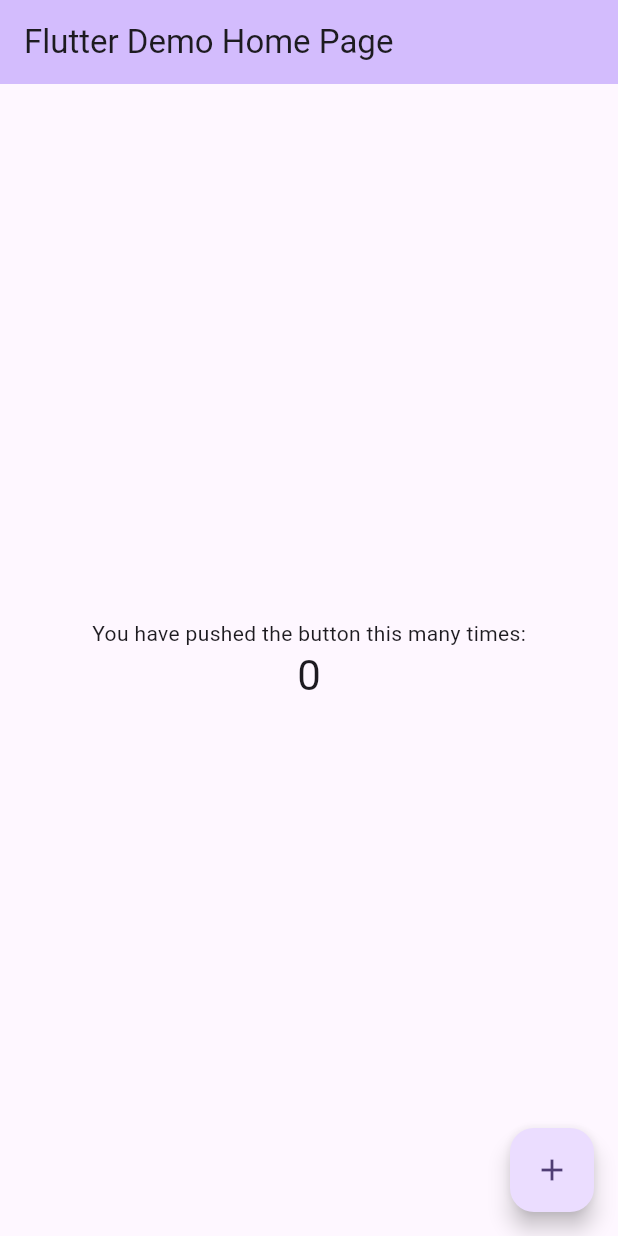
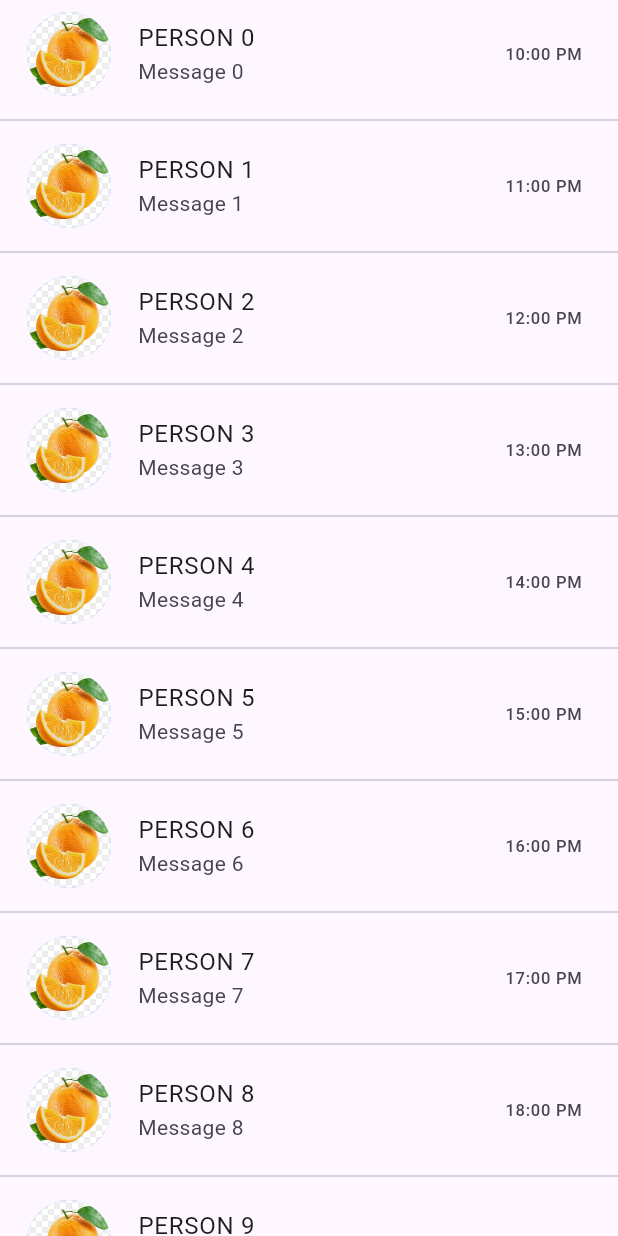
Before and after one commit to Mariyajose-123/flutterTraningProject-268, a Flutter app: the screen it shows after launch, on a phone screen of 412 x 824 dp. Run offline on Flutter 3.47's test engine with Material 3 defaults, Android fonts, the phone set to English and light mode, and no system bars.

Commit message:
Navigation and list

```diff
--- a/lib/main.dart
+++ b/lib/main.dart
@@ -1,125 +1,30 @@
 import 'package:flutter/material.dart';
+import 'package:initial_flutter_project/listView.dart';
+import 'package:initial_flutter_project/screen_1.dart';
+import 'package:initial_flutter_project/screen_2.dart';
 
 void main() {
-  runApp(const MyApp());
+  runApp(MyApp());
 }
 
 class MyApp extends StatelessWidget {
   const MyApp({super.key});
 
-  // This widget is the root of your application.
   @override
   Widget build(BuildContext context) {
     return MaterialApp(
-      title: 'Flutter Demo',
       theme: ThemeData(
-        // This is the theme of your application.
-        //
-        // TRY THIS: Try running your application with "flutter run". You'll see
-        // the application has a purple toolbar. Then, without quitting the app,
-        // try changing the seedColor in the colorScheme below to Colors.green
-        // and then invoke "hot reload" (save your changes or press the "hot
-        // reload" button in a Flutter-supported IDE, or press "r" if you used
-        // the command line to start the app).
-        //
-        // Notice that the counter didn't reset back to zero; the application
-        // state is not lost during the reload. To reset the state, use hot
-        // restart instead.
-        //
-        // This works for code too, not just values: Most code changes can be
-        // tested with just a hot reload.
-        colorScheme: ColorScheme.fromSeed(seedColor: Colors.deepPurple),
-        useMaterial3: true,
+        primarySwatch: Colors.amber,
       ),
-      home: const MyHomePage(title: 'Flutter Demo Home Page'),
+      home: ScreenOne(),
+      // routes: {
+      //   'screen_1':(context) {
+      //     return ScreenOne();
+      //   },
+      //   'screen_2':(context) {
+      //     return ScreenTwo();
+      //   }
+      // },
     );
   }
 }
-
-class MyHomePage extends StatefulWidget {
-  const MyHomePage({super.key, required this.title});
-
-  // This widget is the home page of your application. It is stateful, meaning
-  // that it has a State object (defined below) that contains fields that affect
-  // how it looks.
-
-  // This class is the configuration for the state. It holds the values (in this
-  // case the title) provided by the parent (in this case the App widget) and
-  // used by the build method of the State. Fields in a Widget subclass are
-  // always marked "final".
-
-  final String title;
-
-  @override
-  State<MyHomePage> createState() => _MyHomePageState();
-}
-
-class _MyHomePageState extends State<MyHomePage> {
-  int _counter = 0;
-
-  void _incrementCounter() {
-    setState(() {
-      // This call to setState tells the Flutter framework that something has
-      // changed in this State, which causes it to rerun the build method below
-      // so that the display can reflect the updated values. If we changed
-      // _counter without calling setState(), then the build method would not be
-      // called again, and so nothing would appear to happen.
-      _counter++;
-    });
-  }
-
-  @override
-  Widget build(BuildContext context) {
-    // This method is rerun every time setState is called, for instance as done
-    // by the _incrementCounter method above.
-    //
-    // The Flutter framework has been optimized to make rerunning build methods
-    // fast, so that you can just rebuild anything that needs updating rather
-    // than having to individually change instances of widgets.
-    return Scaffold(
-      appBar: AppBar(
-        // TRY THIS: Try changing the color here to a specific color (to
-        // Colors.amber, perhaps?) and trigger a hot reload to see the AppBar
-        // change color while the other colors stay the same.
-        backgroundColor: Theme.of(context).colorScheme.inversePrimary,
-        // Here we take the value from the MyHomePage object that was created by
-        // the App.build method, and use it to set our appbar title.
-        title: Text(widget.title),
-      ),
-      body: Center(
-        // Center is a layout widget. It takes a single child and positions it
-        // in the middle of the parent.
-        child: Column(
-          // Column is also a layout widget. It takes a list of children and
-          // arranges them vertically. By default, it sizes itself to fit its
-          // children horizontally, and tries to be as tall as its parent.
-          //
-          // Column has various properties to control how it sizes itself and
-          // how it positions its children. Here we use mainAxisAlignment to
-          // center the children vertically; the main axis here is the vertical
-          // axis because Columns are vertical (the cross axis would be
-          // horizontal).
-          //
-          // TRY THIS: Invoke "debug painting" (choose the "Toggle Debug Paint"
-          // action in the IDE, or press "p" in the console), to see the
-          // wireframe for each widget.
-          mainAxisAlignment: MainAxisAlignment.center,
-          children: <Widget>[
-            const Text(
-              'You have pushed the button this many times:',
-            ),
-            Text(
-              '$_counter',
-              style: Theme.of(context).textTheme.headlineMedium,
-            ),
-          ],
-        ),
-      ),
-      floatingActionButton: FloatingActionButton(
-        onPressed: _incrementCounter,
-        tooltip: 'Increment',
-        child: const Icon(Icons.add),
-      ), // This trailing comma makes auto-formatting nicer for build methods.
-    );
-  }
-}
--- /dev/null
+++ b/lib/screen_1.dart
@@ -0,0 +1,41 @@
+import 'package:flutter/material.dart';
+import 'package:initial_flutter_project/screen_2.dart';
+
+class ScreenOne extends StatelessWidget {
+  const ScreenOne({super.key});
+
+  @override
+  Widget build(BuildContext context) {
+    return Scaffold(
+      body: SafeArea(
+        child: ListView.separated(
+          itemBuilder: (ctx, index) {
+            return ListTile(
+              title: Text('PERSON $index'),
+              onTap: () {
+                Navigator.of(context).push(
+                  MaterialPageRoute(
+                    builder: (ctx) {
+                      return ScreenTwo(name: 'PERSON $index');
+                    },
+                  ),
+                );
+              },
+              subtitle: Text('Message $index'),
+              leading: CircleAvatar(
+                radius: 30,
+                backgroundColor: Colors.blueAccent[100],
+                backgroundImage: AssetImage('assets/images/orange.jpg'),
+              ),
+              trailing: Text('1$index:00 PM'),
+            );
+          },
+          separatorBuilder: (ctx, index) {
+            return Divider();
+          },
+          itemCount: 30,
+        ),
+      ),
+    );
+  }
+}
--- a/pubspec.yaml
+++ b/pubspec.yaml
@@ -59,9 +59,8 @@ flutter:
   uses-material-design: true
 
   # To add assets to your application, add an assets section, like this:
-  # assets:
-  #   - images/a_dot_burr.jpeg
-  #   - images/a_dot_ham.jpeg
+  assets:
+    - assets/images/orange.jpg
 
   # An image asset can refer to one or more resolution-specific "variants", see
   # https://flutter.dev/assets-and-images/#resolution-aware
```
Also changed, not shown: lib/Examples.dart (added, +338 -0 lines), lib/listView.dart (added, +34 -0 lines), lib/screen_2.dart (added, +33 -0 lines), assets/images/orange.jpg (added).
